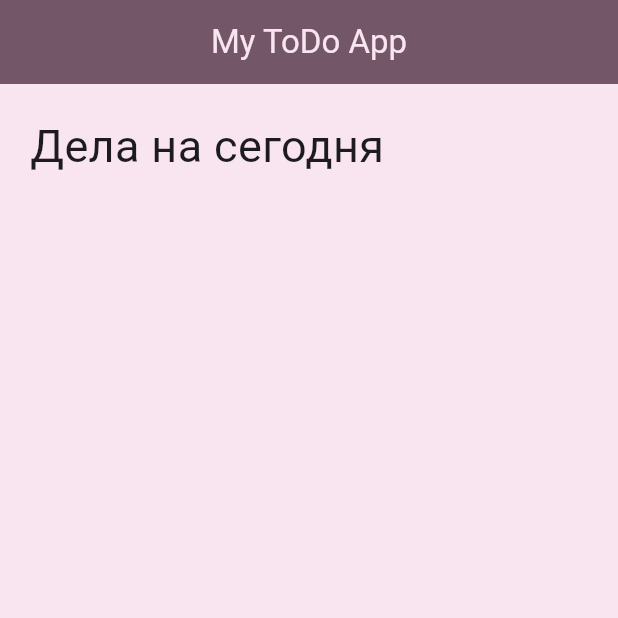
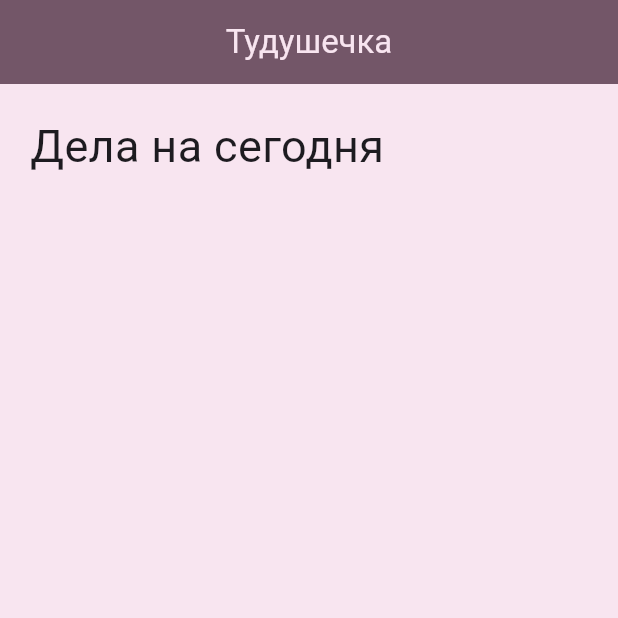
Before and after one commit to soulwound/to-do-app-flutter, a Flutter app: the screen it shows after launch, on a phone screen of 412 x 824 dp, the top half of it. Run offline on Flutter 3.47's test engine with Material 3 defaults, Android fonts, the phone set to English and light mode, and no system bars; our stand-ins replace sqflite; accounts and stored records are empty.

Commit message:
Changed icon and app title

```diff
--- a/lib/screens/home.dart
+++ b/lib/screens/home.dart
@@ -162,7 +162,7 @@ class _HomeState extends State<Home> {
       backgroundColor: tdFalcon,
       title: const Center(
           child: Text(
-            "My ToDo App", style: TextStyle(
+            "Тудушечка", style: TextStyle(
               color: tdWhite
             ),
           )
--- a/pubspec.yaml
+++ b/pubspec.yaml
@@ -30,6 +30,8 @@ environment:
 dependencies:
   flutter:
     sdk: flutter
+
+
 
 
   # The following adds the Cupertino Icons font to your application.
```
